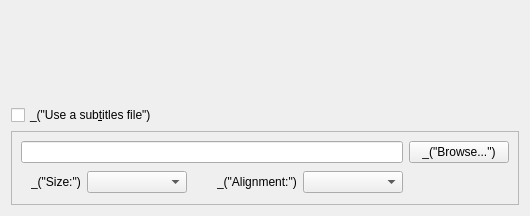
The window that modules/gui/qt4/ui/open_file.ui (omunroe-com/ubtvlc) describes before a commit, drawn with Qt 5.
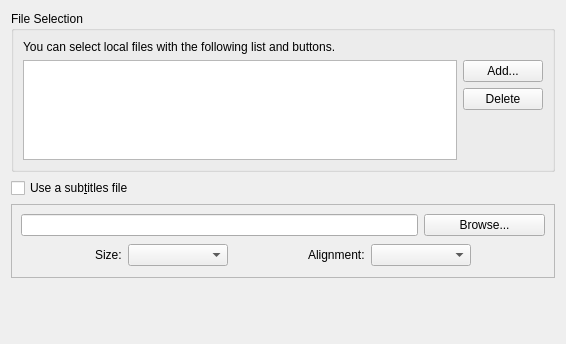
The same window after the commit.

```diff
--- a/modules/gui/qt4/ui/open_file.ui
+++ b/modules/gui/qt4/ui/open_file.ui
@@ -1,17 +1,17 @@
 <ui version="4.0" >
  <author>Jean-Baptiste Kempf</author>
  <class>OpenFile</class>
- <widget class="QWidget" name="OpenFile" >
-  <property name="geometry" >
+ <widget class="QWidget" name="OpenFile">
+  <property name="geometry">
    <rect>
     <x>0</x>
     <y>0</y>
-    <width>530</width>
-    <height>216</height>
+    <width>566</width>
+    <height>344</height>
    </rect>
   </property>
-  <property name="sizePolicy" >
-   <sizepolicy vsizetype="Minimum" hsizetype="Preferred" >
+  <property name="sizePolicy">
+   <sizepolicy hsizetype="MinimumExpanding" vsizetype="Preferred">
     <horstretch>0</horstretch>
     <verstretch>0</verstretch>
    </sizepolicy>
@@ -19,44 +19,85 @@
   <property name="windowTitle" >
    <string>_("Open File")</string>
   </property>
-  <layout class="QGridLayout" >
-   <item row="0" column="0" >
-    <widget class="QWidget" native="1" name="tempWidget" >
-     <property name="toolTip" >
-      <string>_("Choose one or more media file to open")</string>
+  <layout class="QGridLayout" name="gridLayout">
+   <item row="0" column="0">
+    <widget class="QGroupBox" name="tempWidget">
+     <property name="toolTip">
+      <string>Choose one or more media file to open</string>
+     </property>
+     <property name="title">
+      <string>File Selection</string>
+     </property>
+     <layout class="QGridLayout" name="gridLayout1">
+      <item row="0" column="0" colspan="3">
+       <widget class="QLabel" name="label">
+        <property name="text">
+         <string>You can select local files with the following list and buttons.</string>
      </property>
     </widget>
    </item>
-   <item row="1" column="0" >
-    <spacer>
-     <property name="orientation" >
-      <enum>Qt::Vertical</enum>
-     </property>
-     <property name="sizeType" >
-      <enum>QSizePolicy::Fixed</enum>
-     </property>
-     <property name="sizeHint" stdset="0" >
+      <item row="1" column="0" rowspan="3" colspan="2">
+       <widget class="QListWidget" name="fileListWidg">
+        <property name="maximumSize">
       <size>
-       <width>273</width>
-       <height>16</height>
-      </size>
-     </property>
-    </spacer>
-   </item>
-   <item row="2" column="0" >
-    <widget class="QCheckBox" name="subCheckBox" >
-     <property name="toolTip" >
-      <string>_("Add a subtitles file")</string>
-     </property>
-     <property name="text" >
-      <string>_("Use a sub&amp;titles file")</string>
-     </property>
-    </widget>
-   </item>
-   <item row="3" column="0" >
-    <widget class="QFrame" name="subFrame" >
-     <property name="sizePolicy" >
-      <sizepolicy vsizetype="Minimum" hsizetype="Preferred" >
+          <width>16777215</width>
+          <height>100</height>
+         </size>
+        </property>
+        <property name="contextMenuPolicy">
+         <enum>Qt::DefaultContextMenu</enum>
+        </property>
+        <property name="verticalScrollBarPolicy">
+         <enum>Qt::ScrollBarAsNeeded</enum>
+        </property>
+        <property name="horizontalScrollBarPolicy">
+         <enum>Qt::ScrollBarAlwaysOff</enum>
+        </property>
+        <property name="editTriggers">
+         <set>QAbstractItemView::AllEditTriggers</set>
+        </property>
+        <property name="alternatingRowColors">
+         <bool>true</bool>
+        </property>
+       </widget>
+      </item>
+      <item row="1" column="2">
+       <widget class="QPushButton" name="fileBrowseButton">
+        <property name="text">
+         <string>Add...</string>
+        </property>
+       </widget>
+      </item>
+      <item row="2" column="2">
+       <widget class="QPushButton" name="delFileButton">
+        <property name="sizePolicy">
+         <sizepolicy hsizetype="Maximum" vsizetype="Fixed">
+          <horstretch>0</horstretch>
+          <verstretch>0</verstretch>
+         </sizepolicy>
+        </property>
+        <property name="text">
+         <string>Delete</string>
+        </property>
+       </widget>
+      </item>
+     </layout>
+    </widget>
+   </item>
+   <item row="1" column="0">
+    <widget class="QCheckBox" name="subCheckBox">
+     <property name="toolTip">
+      <string>Add a subtitles file</string>
+     </property>
+     <property name="text">
+      <string>Use a sub&amp;titles file</string>
+     </property>
+    </widget>
+   </item>
+   <item row="2" column="0">
+    <widget class="QFrame" name="subFrame">
+     <property name="sizePolicy">
+      <sizepolicy hsizetype="Preferred" vsizetype="Minimum">
        <horstretch>0</horstretch>
        <verstretch>0</verstretch>
       </sizepolicy>
@@ -64,13 +105,13 @@
      <property name="frameShape" >
       <enum>QFrame::StyledPanel</enum>
      </property>
-     <layout class="QGridLayout" >
-      <item row="1" column="0" >
+     <layout class="QGridLayout" name="gridLayout2">
+      <item row="1" column="0">
        <spacer>
-        <property name="orientation" >
+        <property name="orientation">
          <enum>Qt::Horizontal</enum>
         </property>
-        <property name="sizeHint" stdset="0" >
+        <property name="sizeHint" stdset="0">
          <size>
           <width>16</width>
           <height>20</height>
@@ -78,35 +119,12 @@
         </property>
        </spacer>
       </item>
-      <item row="1" column="1" >
-       <widget class="QLabel" name="sizeSubLabel" >
-        <property name="sizePolicy" >
-         <sizepolicy vsizetype="Preferred" hsizetype="Minimum" >
-          <horstretch>0</horstretch>
-          <verstretch>0</verstretch>
-         </sizepolicy>
-        </property>
-        <property name="text" >
-         <string>_("Size:")</string>
-        </property>
-       </widget>
-      </item>
-      <item row="1" column="2" >
-       <widget class="QComboBox" name="sizeSubComboBox" >
-        <property name="minimumSize" >
-         <size>
-          <width>100</width>
-          <height>0</height>
-         </size>
-        </property>
-       </widget>
-      </item>
-      <item row="1" column="3" >
+      <item row="1" column="3">
        <spacer>
         <property name="orientation" >
          <enum>Qt::Horizontal</enum>
         </property>
-        <property name="sizeHint" stdset="0" >
+        <property name="sizeHint" stdset="0">
          <size>
           <width>30</width>
           <height>26</height>
@@ -114,35 +132,12 @@
         </property>
        </spacer>
       </item>
-      <item row="1" column="4" >
-       <widget class="QLabel" name="alignSubLabel" >
-        <property name="sizePolicy" >
-         <sizepolicy vsizetype="Preferred" hsizetype="Minimum" >
-          <horstretch>0</horstretch>
-          <verstretch>0</verstretch>
-         </sizepolicy>
-        </property>
-        <property name="text" >
-         <string>_("Alignment:")</string>
-        </property>
-       </widget>
-      </item>
-      <item row="1" column="5" >
-       <widget class="QComboBox" name="alignSubComboBox" >
-        <property name="minimumSize" >
-         <size>
-          <width>100</width>
-          <height>0</height>
-         </size>
-        </property>
-       </widget>
-      </item>
-      <item row="1" column="6" colspan="2" >
+      <item row="1" column="7">
        <spacer>
-        <property name="orientation" >
+        <property name="orientation">
          <enum>Qt::Horizontal</enum>
         </property>
-        <property name="sizeHint" stdset="0" >
+        <property name="sizeHint" stdset="0">
          <size>
           <width>16</width>
           <height>20</height>
@@ -150,41 +145,96 @@
         </property>
        </spacer>
       </item>
-      <item row="0" column="0" colspan="6" >
-       <widget class="QLineEdit" name="subInput" >
-        <property name="sizePolicy" >
-         <sizepolicy vsizetype="Fixed" hsizetype="Preferred" >
+      <item row="1" column="1">
+       <widget class="QLabel" name="sizeSubLabel">
+        <property name="sizePolicy">
+         <sizepolicy hsizetype="Minimum" vsizetype="Preferred">
           <horstretch>0</horstretch>
           <verstretch>0</verstretch>
          </sizepolicy>
         </property>
+        <property name="text">
+         <string>Size:</string>
+        </property>
+        <property name="buddy">
+         <cstring>sizeSubComboBox</cstring>
+        </property>
        </widget>
       </item>
-      <item row="0" column="6" colspan="2" >
-       <widget class="QPushButton" name="subBrowseButton" >
-        <property name="sizePolicy" >
-         <sizepolicy vsizetype="Fixed" hsizetype="MinimumExpanding" >
+      <item row="1" column="2">
+       <widget class="QComboBox" name="sizeSubComboBox">
+        <property name="minimumSize">
+         <size>
+          <width>100</width>
+          <height>0</height>
+         </size>
+        </property>
+       </widget>
+      </item>
+      <item row="1" column="4">
+       <widget class="QLabel" name="alignSubLabel">
+        <property name="sizePolicy">
+         <sizepolicy hsizetype="Minimum" vsizetype="Preferred">
           <horstretch>0</horstretch>
           <verstretch>0</verstretch>
          </sizepolicy>
         </property>
-        <property name="minimumSize" >
+        <property name="text">
+         <string>Alignment:</string>
+        </property>
+        <property name="buddy">
+         <cstring>alignSubComboBox</cstring>
+        </property>
+       </widget>
+      </item>
+      <item row="1" column="5" colspan="2">
+       <widget class="QComboBox" name="alignSubComboBox">
+        <property name="minimumSize">
          <size>
           <width>100</width>
           <height>0</height>
          </size>
         </property>
-        <property name="toolTip" >
-         <string>_("Select the subtitles file")</string>
+       </widget>
+      </item>
+      <item row="0" column="0" colspan="6">
+       <widget class="QLineEdit" name="subInput"/>
+      </item>
+      <item row="0" column="6" colspan="2">
+       <widget class="QPushButton" name="subBrowseButton">
+        <property name="minimumSize">
+         <size>
+          <width>100</width>
+          <height>0</height>
+         </size>
         </property>
-        <property name="text" >
-         <string>_("Browse...")</string>
+        <property name="toolTip">
+         <string>Select the subtitles file</string>
+        </property>
+        <property name="text">
+         <string>Browse...</string>
         </property>
        </widget>
       </item>
      </layout>
     </widget>
    </item>
+   <item row="3" column="0">
+    <spacer>
+     <property name="orientation">
+      <enum>Qt::Vertical</enum>
+     </property>
+     <property name="sizeType">
+      <enum>QSizePolicy::MinimumExpanding</enum>
+     </property>
+     <property name="sizeHint" stdset="0">
+      <size>
+       <width>273</width>
+       <height>16</height>
+      </size>
+     </property>
+    </spacer>
+   </item>
   </layout>
  </widget>
  <tabstops>
```
Left out of the diff: 14 changed lines with no effect on the pictures. Lines whose indentation alone changed are shown as unchanged.
